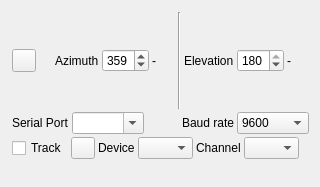
f4exb/sdrangel, file plugins/feature/gs232controller/gs232controllergui.ui: the form before one commit.
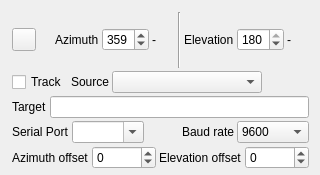
The form after the commit. Icons and pictures are not drawn. Custom widgets are drawn as their Qt base class.

Commit message: GS-232 Controller updates. Update GS-232 controller to use message pipes for the target. Add field displaying the name of the target. Add azimuth and elevation offsets. Report worker thread errors to the GUI.

```diff
--- a/plugins/feature/gs232controller/gs232controllergui.ui
+++ b/plugins/feature/gs232controller/gs232controllergui.ui
@@ -7,7 +7,7 @@
     <x>0</x>
     <y>0</y>
     <width>320</width>
-    <height>187</height>
+    <height>175</height>
    </rect>
   </property>
   <property name="sizePolicy">
@@ -24,7 +24,7 @@
   </property>
   <property name="maximumSize">
    <size>
-    <width>320</width>
+    <width>350</width>
     <height>16777215</height>
    </size>
   </property>
@@ -43,7 +43,7 @@
      <x>10</x>
      <y>10</y>
      <width>301</width>
-     <height>171</height>
+     <height>161</height>
     </rect>
    </property>
    <property name="windowTitle">
@@ -179,6 +179,74 @@
       </item>
      </layout>
     </item>
+    <item>
+     <layout class="QHBoxLayout" name="localDeviceLayout">
+      <item>
+       <widget class="QCheckBox" name="track">
+        <property name="toolTip">
+         <string>Check to enable automatic tracking of azimuth and elevation from the specified channel</string>
+        </property>
+        <property name="text">
+         <string>Track</string>
+        </property>
+       </widget>
+      </item>
+      <item>
+       <widget class="QLabel" name="targetsLabel">
+        <property name="text">
+         <string>Source</string>
+        </property>
+       </widget>
+      </item>
+      <item>
+       <widget class="QComboBox" name="targets">
+        <property name="minimumSize">
+         <size>
+          <width>150</width>
+          <height>0</height>
+         </size>
+        </property>
+        <property name="toolTip">
+         <string>Target to track</string>
+        </property>
+       </widget>
+      </item>
+      <item>
+       <spacer name="horizontalSpacer">
+        <property name="orientation">
+         <enum>Qt::Horizontal</enum>
+        </property>
+        <property name="sizeHint" stdset="0">
+         <size>
+          <width>40</width>
+          <height>20</height>
+         </size>
+        </property>
+       </spacer>
+      </item>
+     </layout>
+    </item>
+    <item>
+     <layout class="QHBoxLayout" name="channelLayout">
+      <item>
+       <widget class="QLabel" name="targetNameLabel">
+        <property name="text">
+         <string>Target</string>
+        </property>
+       </widget>
+      </item>
+      <item>
+       <widget class="QLineEdit" name="targetName">
+        <property name="toolTip">
+         <string>Name of the target being tracked as indicated by the source channel / feature</string>
+        </property>
+        <property name="readOnly">
+         <bool>true</bool>
+        </property>
+       </widget>
+      </item>
+     </layout>
+    </item>
     <item>
      <layout class="QHBoxLayout" name="serverLayout">
       <item>
@@ -271,106 +339,49 @@
      </layout>
     </item>
     <item>
-     <layout class="QHBoxLayout" name="localDeviceLayout">
+     <layout class="QHBoxLayout" name="horizontalLayout">
       <item>
-       <widget class="QCheckBox" name="track">
-        <property name="toolTip">
-         <string>Check to enable automatic tracking of azimuth and elevation from the specified channel</string>
-        </property>
+       <widget class="QLabel" name="azimuthOffsetLabel">
         <property name="text">
-         <string>Track</string>
+         <string>Azimuth offset</string>
         </property>
        </widget>
       </item>
       <item>
-       <widget class="QPushButton" name="devicesRefresh">
-        <property name="maximumSize">
-         <size>
-          <width>24</width>
-          <height>16777215</height>
-         </size>
-        </property>
+       <widget class="QSpinBox" name="azimuthOffset">
         <property name="toolTip">
          <string>Refresh indexes of available device sets</string>
         </property>
-        <property name="text">
-         <string/>
+        <property name="minimum">
+         <number>-360</number>
         </property>
-        <property name="icon">
-         <iconset resource="../../../sdrgui/resources/res.qrc">
-          <normaloff>:/recycle.png</normaloff>:/recycle.png</iconset>
+        <property name="maximum">
+         <number>360</number>
         </property>
        </widget>
       </item>
       <item>
-       <widget class="QLabel" name="deviceLabel">
+       <widget class="QLabel" name="elevationOffsetLabel">
         <property name="text">
-         <string>Device</string>
+         <string>Elevation offset</string>
         </property>
        </widget>
       </item>
       <item>
-       <widget class="QComboBox" name="device">
-        <property name="minimumSize">
-         <size>
-          <width>55</width>
-          <height>0</height>
-         </size>
-        </property>
+       <widget class="QSpinBox" name="elevationOffset">
         <property name="toolTip">
          <string>Receiver deviceset index</string>
         </property>
-       </widget>
-      </item>
-      <item>
-       <widget class="QLabel" name="channelLabel">
-        <property name="text">
-         <string>Channel</string>
+        <property name="minimum">
+         <number>-180</number>
         </property>
-       </widget>
-      </item>
-      <item>
-       <widget class="QComboBox" name="channel">
-        <property name="minimumSize">
-         <size>
-          <width>55</width>
-          <height>0</height>
-         </size>
+        <property name="maximum">
+         <number>180</number>
         </property>
         <property name="toolTip">
          <string>Channel index</string>
         </property>
        </widget>
-      </item>
-      <item>
-       <spacer name="horizontalSpacer">
-        <property name="orientation">
-         <enum>Qt::Horizontal</enum>
-        </property>
-        <property name="sizeHint" stdset="0">
-         <size>
-          <width>40</width>
-          <height>20</height>
-         </size>
-        </property>
-       </spacer>
-      </item>
-     </layout>
-    </item>
-    <item>
-     <layout class="QHBoxLayout" name="channelLayout">
-      <item>
-       <spacer name="horizontalSpacer_5">
-        <property name="orientation">
-         <enum>Qt::Horizontal</enum>
-        </property>
-        <property name="sizeHint" stdset="0">
-         <size>
-          <width>40</width>
-          <height>20</height>
-         </size>
-        </property>
-       </spacer>
       </item>
      </layout>
     </item>
```
Left out of the diff: 20 changed lines with no effect on the pictures. The commit also changes 12 other files.
